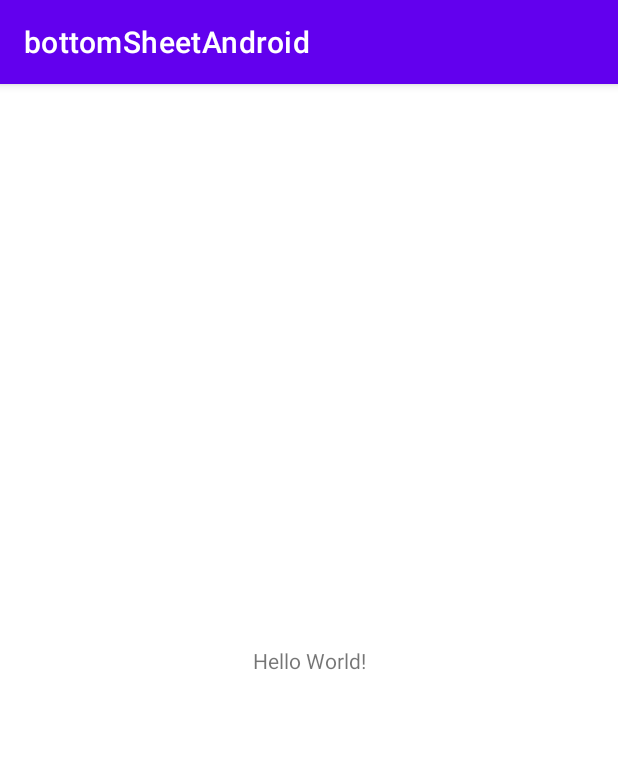
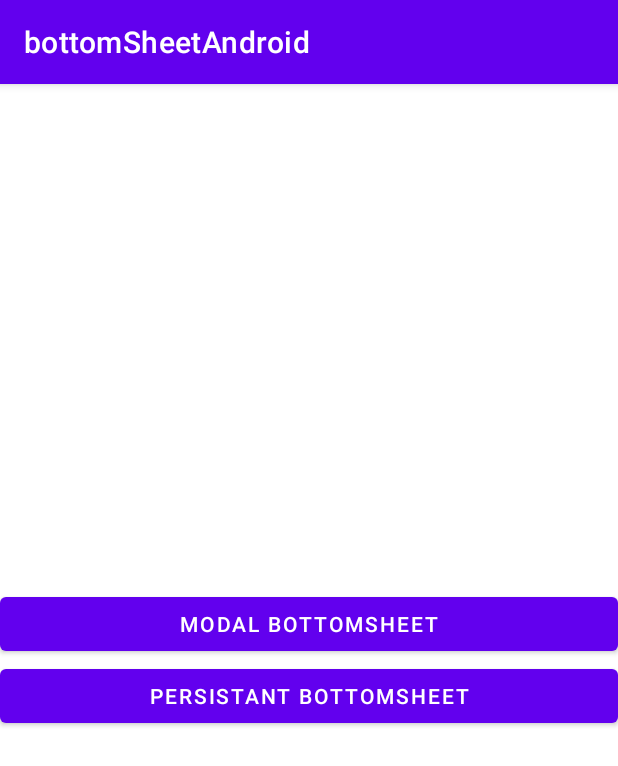
Before and after one commit to Himanshu-Kandwal/bottomSheetAndroid, an Android app: the screen it shows after launch (MainActivity), on a phone screen of 412 x 824 dp. Shown: the top 766 px of the screen. Run offline under Robolectric (Android 15) with nearby library versions, the phone set to English and light mode, and no system bars.

Commit message:
Added model bottomsheet

```diff
--- a/app/build.gradle
+++ b/app/build.gradle
@@ -38,6 +38,7 @@ dependencies {
     implementation 'androidx.appcompat:appcompat:1.2.0'
     implementation 'com.google.android.material:material:1.2.1'
     implementation 'androidx.constraintlayout:constraintlayout:2.0.4'
+    implementation 'org.jetbrains:annotations:15.0'
     testImplementation 'junit:junit:4.+'
     androidTestImplementation 'androidx.test.ext:junit:1.1.2'
     androidTestImplementation 'androidx.test.espresso:espresso-core:3.3.0'
--- a/app/src/main/AndroidManifest.xml
+++ b/app/src/main/AndroidManifest.xml
@@ -9,6 +9,8 @@
         android:roundIcon="@mipmap/ic_launcher_round"
         android:supportsRtl="true"
         android:theme="@style/Theme.BottomSheetAndroid">
+        <activity android:name=".persistantBottomsheet"></activity>
+        <activity android:name=".modalBottomSheet" />
         <activity android:name=".MainActivity">
             <intent-filter>
                 <action android:name="android.intent.action.MAIN" />
--- a/app/src/main/java/com/example/bottomsheetandroid/MainActivity.java
+++ b/app/src/main/java/com/example/bottomsheetandroid/MainActivity.java
@@ -2,7 +2,9 @@ package com.example.bottomsheetandroid;
 
 import androidx.appcompat.app.AppCompatActivity;
 
+import android.content.Intent;
 import android.os.Bundle;
+import android.view.View;
 
 public class MainActivity extends AppCompatActivity {
 
@@ -10,6 +12,8 @@ public class MainActivity extends AppCompatActivity {
     protected void onCreate(Bundle savedInstanceState) {
         super.onCreate(savedInstanceState);
         setContentView(R.layout.activity_main);
+        findViewById(R.id.modelBottomsheetButton).setOnClickListener(view -> startActivity(new Intent(this, modalBottomSheet.class)));
+        findViewById(R.id.persistantBottomsheet).setOnClickListener(view -> startActivity(new Intent(this, persistantBottomsheet.class)));
 
     }
 }
--- a/app/src/main/res/layout/activity_main.xml
+++ b/app/src/main/res/layout/activity_main.xml
@@ -6,13 +6,26 @@
     android:layout_height="match_parent"
     tools:context=".MainActivity">
 
-    <TextView
-        android:layout_width="wrap_content"
+    <LinearLayout
+        android:layout_width="match_parent"
         android:layout_height="wrap_content"
-        android:text="Hello World!"
+        android:orientation="vertical"
         app:layout_constraintBottom_toBottomOf="parent"
-        app:layout_constraintLeft_toLeftOf="parent"
-        app:layout_constraintRight_toRightOf="parent"
-        app:layout_constraintTop_toTopOf="parent" />
+        app:layout_constraintTop_toTopOf="parent">
+
+        <Button
+            android:id="@+id/modelBottomsheetButton"
+            android:layout_width="match_parent"
+            android:layout_height="wrap_content"
+            android:text="Modal bottomsheet" />
+
+        <Button
+            android:id="@+id/persistantBottomsheet"
+            android:layout_width="match_parent"
+            android:layout_height="wrap_content"
+            android:text="persistant bottomsheet" />
+
+
+    </LinearLayout>
 
 </androidx.constraintlayout.widget.ConstraintLayout>
```
Also changed, not shown: app/src/main/java/com/example/bottomsheetandroid/bottomsheetModal.java (added, +21 -0 lines), app/src/main/java/com/example/bottomsheetandroid/modalBottomSheet.java (added, +22 -0 lines), app/src/main/java/com/example/bottomsheetandroid/persistantBottomsheet.java (added, +14 -0 lines), app/src/main/res/layout/activity_modal_bottom_sheet.xml (added, +30 -0 lines), app/src/main/res/layout/activity_persistant_bottomsheet.xml (added, +29 -0 lines), app/src/main/res/layout/layout_bottomsheet_modal.xml (added, +42 -0 lines).
